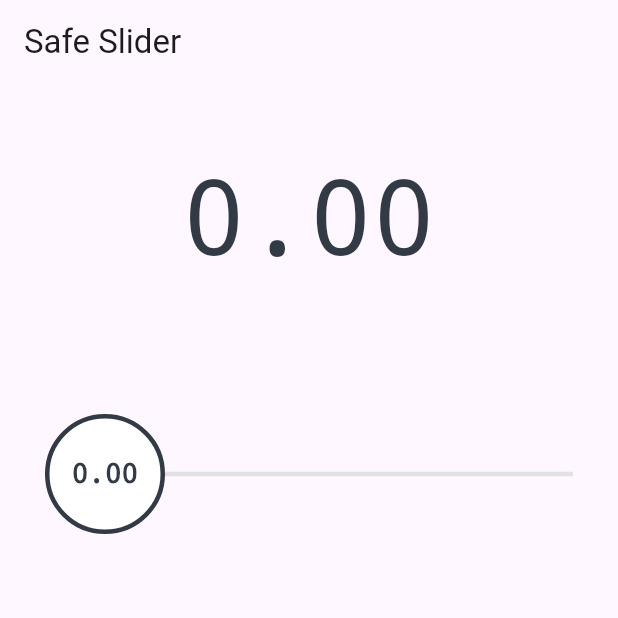
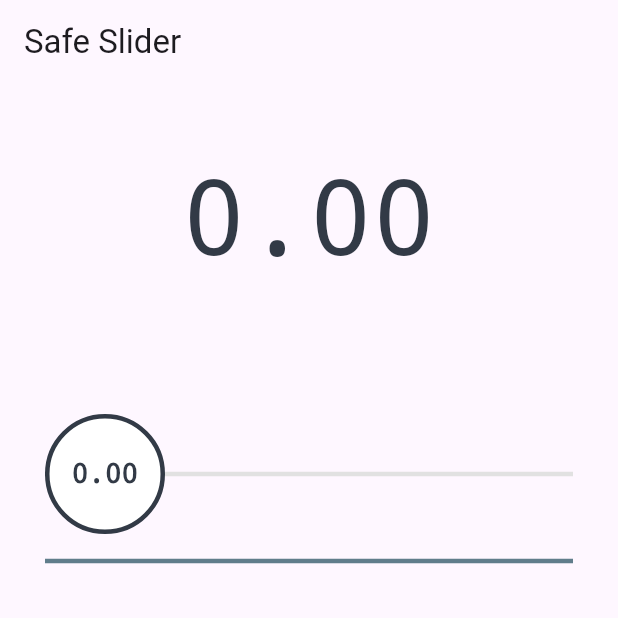
Before and after one commit to abra/safe_slider, a Flutter app: the screen it shows after launch, on a phone screen of 412 x 824 dp, the top half of it. Run offline on Flutter 3.47's test engine with Material 3 defaults, Android fonts, the phone set to English and light mode, and no system bars.

Commit message:
Add Divider under Slider

```diff
--- a/lib/main.dart
+++ b/lib/main.dart
@@ -61,6 +61,14 @@ class _HomePageState extends State<HomePage> {
                   });
                 },
               ),
+              const SizedBox(height: 10),
+              SizedBox(
+                width: MediaQuery.of(context).size.width - 60,
+                child: const Divider(
+                  thickness: 3,
+                  color: Colors.blueGrey,
+                ),
+              ),
             ],
           ),
         ),
```
